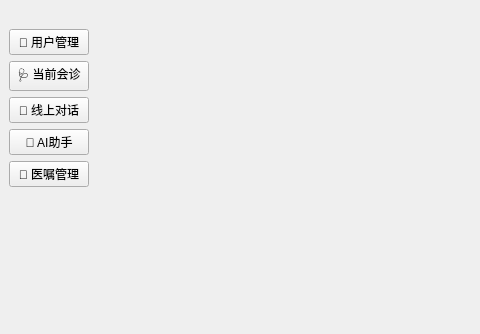
This is Client/forms/homepage.ui in lgy987/IntelliMed as Qt 5 draws it before an edit; both pictures show x 0 to 480 and y 0 to 334 of the 1000 by 600 pixel window. The edited form follows.
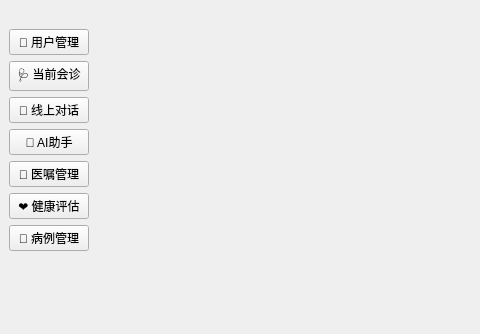
This is the edited form. Icons and pictures are not drawn.

Commit message: Merge HealthAccess and CaseManagement

Diff of the .ui file:
```diff
--- a/Client/forms/homepage.ui
+++ b/Client/forms/homepage.ui
@@ -43,7 +43,7 @@
        </widget>
       </item>
       <item>
-       <widget class="QPushButton" name="btnCases">
+       <widget class="QPushButton" name="btnMessage">
         <property name="text">
          <string>💬 线上对话</string>
         </property>
@@ -63,6 +63,20 @@
         </property>
        </widget>
       </item>
+      <item>
+       <widget class="QPushButton" name="btnPrevious">
+        <property name="text">
+         <string>❤️ 健康评估</string>
+        </property>
+       </widget>
+      </item>
+      <item>
+       <widget class="QPushButton" name="btnCases">
+        <property name="text">
+         <string>💊 病例管理</string>
+        </property>
+       </widget>
+      </item>
       <item>
        <spacer name="verticalSpacer">
         <property name="orientation">
```
The commit also changes 155 other files.
